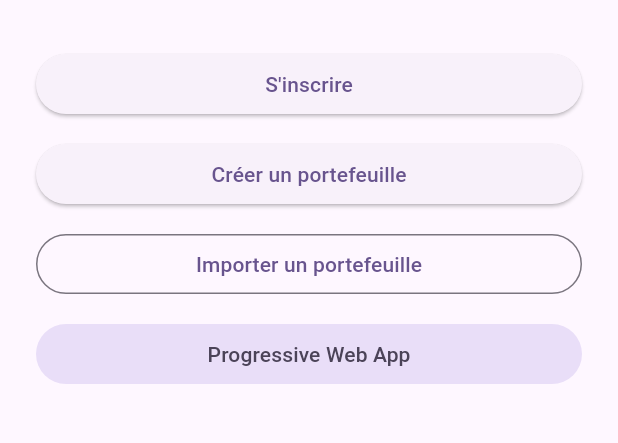
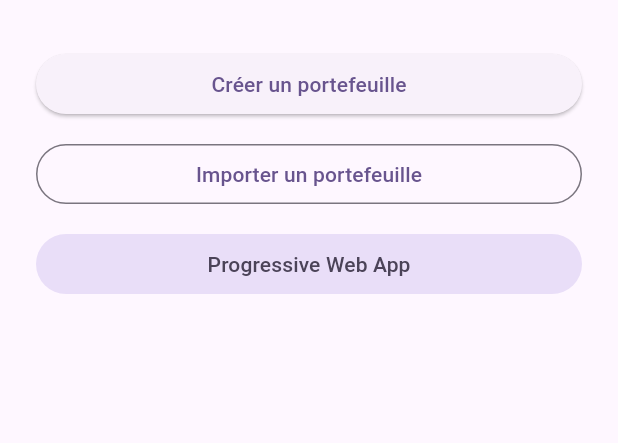
Before and after one commit to dj681/Crypto, a Flutter app: the screen it shows after launch, on a phone screen of 412 x 824 dp, the part 228-671 px from its top. Run offline on Flutter 3.47's test engine with Material 3 defaults, Android fonts, the phone set to English and light mode, and no system bars; our stand-ins replace cloud_firestore, firebase_auth, firebase_core, flutter_secure_storage, local_auth, qr_flutter and 1 more; missing offline and left inert: bip39, dart:js_interop, web3dart; accounts and stored records are empty.

Commit message:
Remove S'inscrire button and unused import from onboarding screen
Agent-Logs-Url: https://github.com/dj681/Crypto/sessions/2493c49b-e952-4442-9096-5a38098b0d10

Co-authored-by: dj681 <217360318+dj681@users.noreply.github.com>

```diff
--- a/lib/screens/onboarding_screen.dart
+++ b/lib/screens/onboarding_screen.dart
@@ -2,7 +2,6 @@ import 'package:flutter/foundation.dart' show kIsWeb;
 import 'package:flutter/material.dart';
 import 'package:url_launcher/url_launcher.dart';
 
-import 'signup_screen.dart';
 import 'wallet_create_screen.dart';
 import 'wallet_import_screen.dart';
 
@@ -70,13 +69,6 @@ class OnboardingScreen extends StatelessWidget {
               const SizedBox(height: 32),
               ElevatedButton(
                 onPressed: () {
-                  Navigator.pushNamed(context, SignUpScreen.routeName);
-                },
-                child: const Text('S\'inscrire'),
-              ),
-              const SizedBox(height: 12),
-              ElevatedButton(
-                onPressed: () {
                   Navigator.pushNamed(context, WalletCreateScreen.routeName);
                 },
                 child: const Text('Créer un portefeuille'),
```
